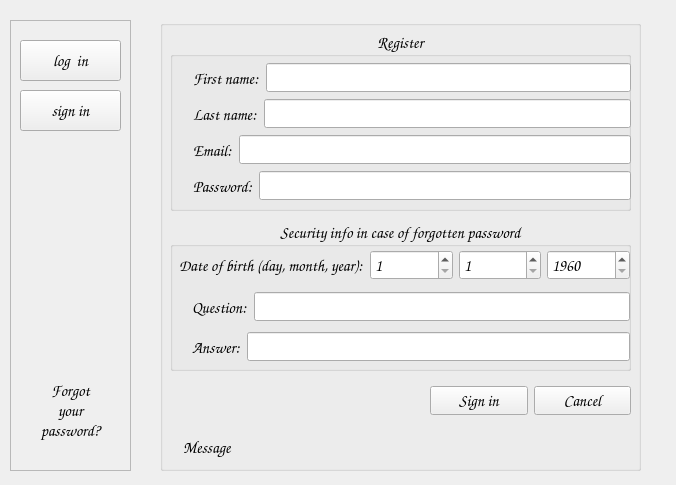
Before: the Qt Designer form App_main/UI/register_login.ui in piotrekgelert/register-sign-in-form-pyqt, drawn with Qt 5.
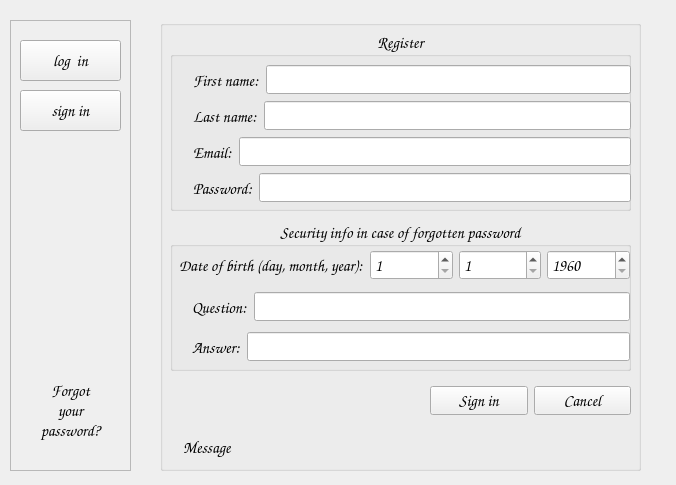
After: the same form once the commit is applied. The open tabs and pages were chosen to show the change. Icons and pictures are not drawn.

Commit message: add cancel button functionality minor change with getting question add icon in inside screen

Patch:
```diff
--- a/App_main/UI/register_login.ui
+++ b/App_main/UI/register_login.ui
@@ -289,13 +289,13 @@
        <property name="flat">
         <bool>true</bool>
        </property>
-       <widget class="QWidget" name="">
+       <widget class="QWidget" name="layoutWidget">
         <property name="geometry">
          <rect>
           <x>10</x>
           <y>33</y>
           <width>451</width>
-          <height>30</height>
+          <height>34</height>
          </rect>
         </property>
         <layout class="QHBoxLayout" name="hl_register_fname">
@@ -321,13 +321,13 @@
          </item>
         </layout>
        </widget>
-       <widget class="QWidget" name="">
+       <widget class="QWidget" name="layoutWidget">
         <property name="geometry">
          <rect>
           <x>10</x>
           <y>69</y>
           <width>451</width>
-          <height>30</height>
+          <height>34</height>
          </rect>
         </property>
         <layout class="QHBoxLayout" name="hl_register_lname">
@@ -353,13 +353,13 @@
          </item>
         </layout>
        </widget>
-       <widget class="QWidget" name="">
+       <widget class="QWidget" name="layoutWidget">
         <property name="geometry">
          <rect>
           <x>10</x>
           <y>105</y>
           <width>451</width>
-          <height>30</height>
+          <height>34</height>
          </rect>
         </property>
         <layout class="QHBoxLayout" name="hl_register_email">
@@ -385,13 +385,13 @@
          </item>
         </layout>
        </widget>
-       <widget class="QWidget" name="">
+       <widget class="QWidget" name="layoutWidget">
         <property name="geometry">
          <rect>
           <x>10</x>
           <y>141</y>
           <width>451</width>
-          <height>30</height>
+          <height>34</height>
          </rect>
         </property>
         <layout class="QHBoxLayout" name="hl_register_password">
```
Left out of the diff: 54 changed lines with no effect on the pictures. The commit also changes 4 other files.
